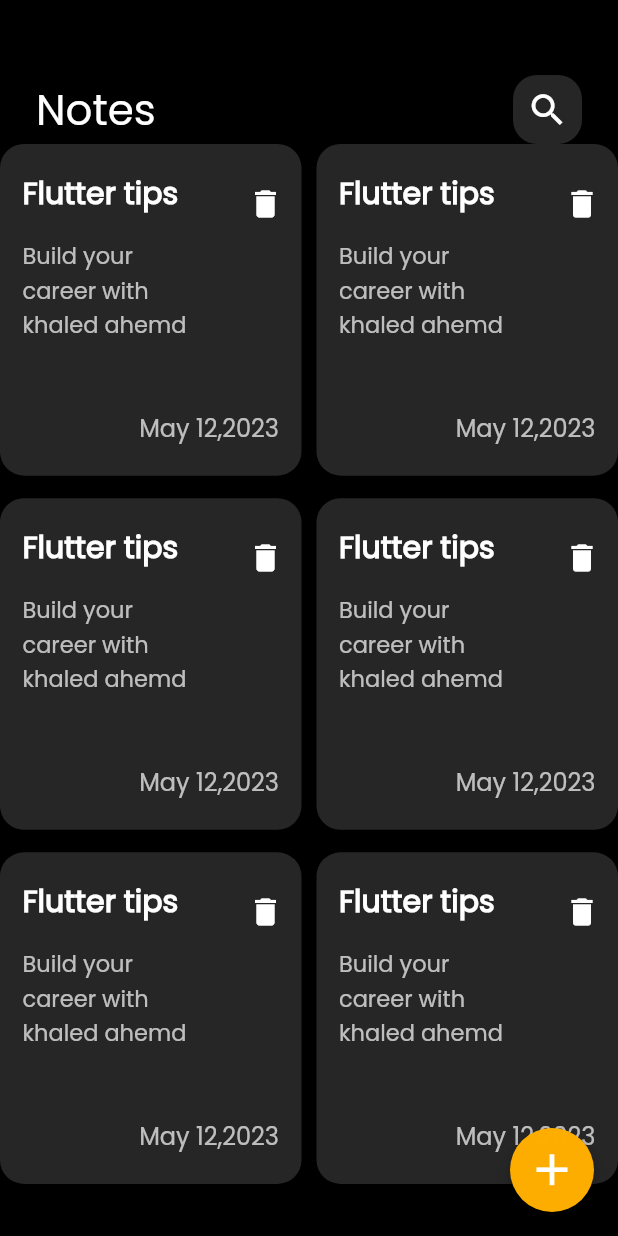
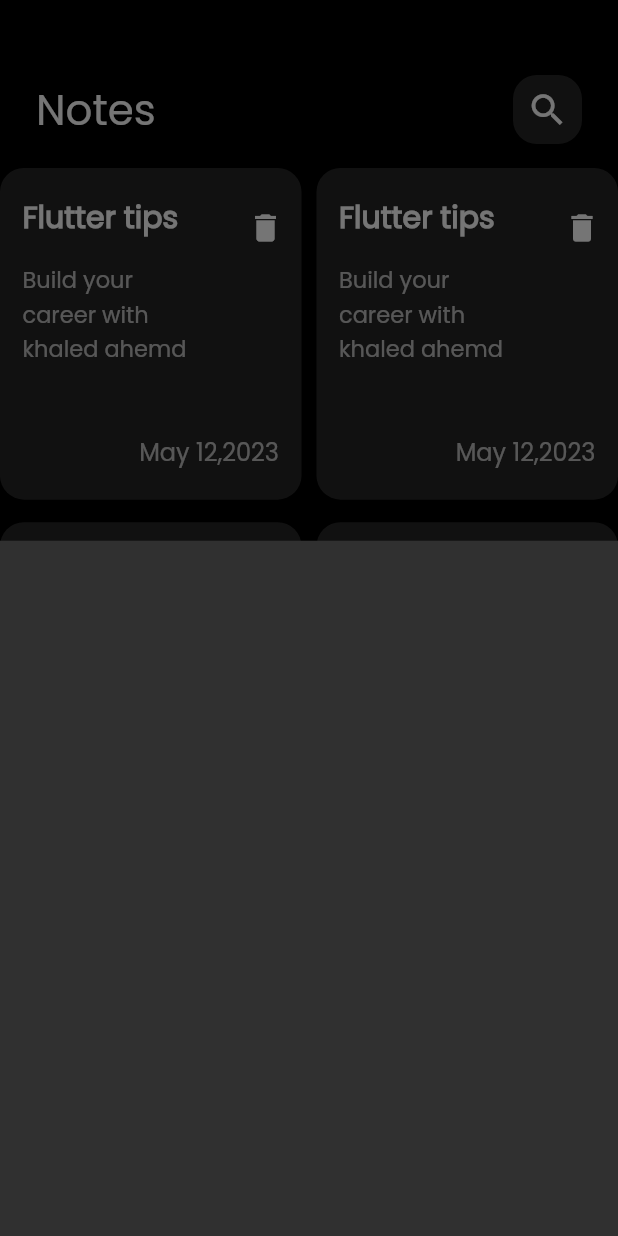
Before and after one commit to ka1395/Notes_App, a Flutter app: the screen it shows after launch, after a tap on the "add" icon, on a phone screen of 412 x 824 dp. Run offline on Flutter 3.47's test engine with Material 2 defaults, Android fonts, the phone set to English and light mode, and no system bars.

Commit message:
add bottom sheet

```diff
--- /dev/null
+++ b/lib/views/widgets/add_note_bottomsheet.dart
@@ -0,0 +1,10 @@
+import 'package:flutter/material.dart';
+
+class AddNoteBottmSheet extends StatelessWidget {
+  const AddNoteBottmSheet({super.key});
+
+  @override
+  Widget build(BuildContext context) {
+    return Container();
+  }
+}
--- a/lib/views/widgets/note_item_gridview.dart
+++ b/lib/views/widgets/note_item_gridview.dart
@@ -7,11 +7,15 @@ class NoteItemGridView extends StatelessWidget {
 
   @override
   Widget build(BuildContext context) {
-    return GridView.count(
-        crossAxisCount: 2,
-        mainAxisSpacing: 15,
-        crossAxisSpacing: 10,
-        childAspectRatio: 1 / 1.1,
-        children: List.generate(6, (index) => const NoteItem()));
+    return Padding(
+      padding: const EdgeInsets.symmetric(vertical: 16),
+      child: GridView.count(
+          padding: EdgeInsets.zero,
+          crossAxisCount: 2,
+          mainAxisSpacing: 15,
+          crossAxisSpacing: 10,
+          childAspectRatio: 1 / 1.1,
+          children: List.generate(8, (index) => const NoteItem())),
+    );
   }
 }
--- a/lib/views/widgets/notes_view_body.dart
+++ b/lib/views/widgets/notes_view_body.dart
@@ -1,6 +1,7 @@
 import 'package:flutter/material.dart';
 
 import '../../constant.dart';
+import 'add_note_bottomsheet.dart';
 import 'custom_appbar.dart';
 import 'note_item_gridview.dart';
 
@@ -24,7 +25,14 @@ class NotesViewBody extends StatelessWidget {
       ),
       floatingActionButton: FloatingActionButton(
         backgroundColor: primaryColor,
-        onPressed: () {},
+        onPressed: () {
+          showModalBottomSheet(
+            context: context,
+            builder: (context) {
+              return const AddNoteBottmSheet();
+            },
+          );
+        },
         child: const Icon(
           Icons.add,
           size: 35,
```
